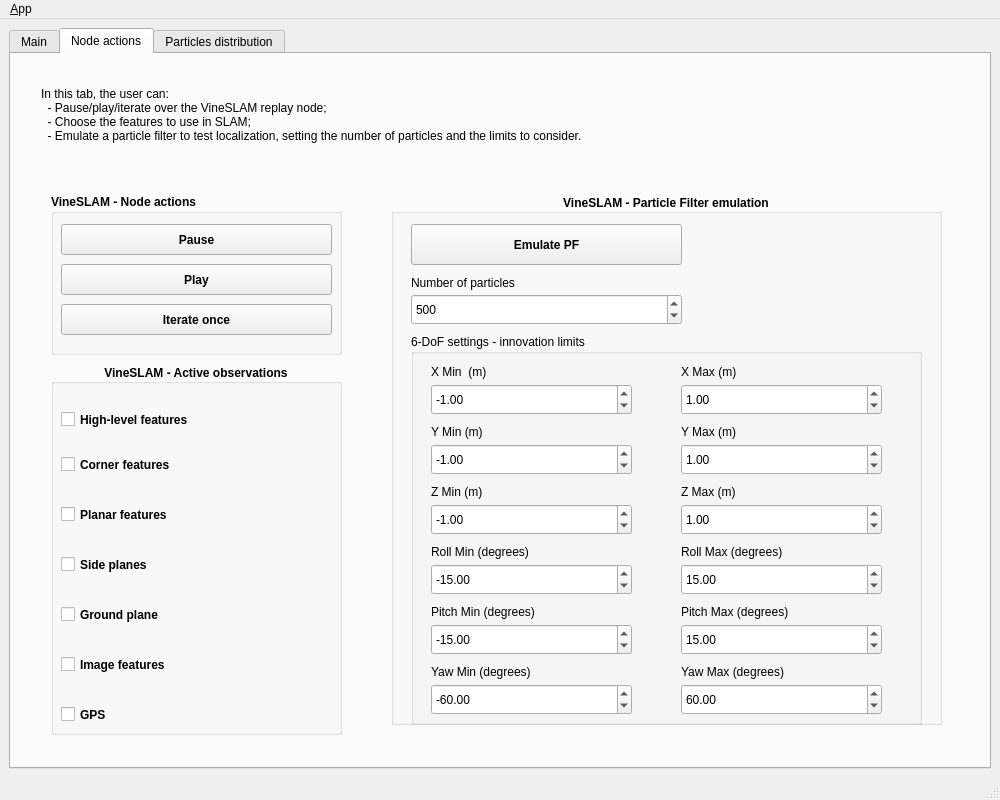
Before: the Qt Designer form vineslam_report/ui/main_window.ui in MikHut/vineslam, drawn with Qt 5.
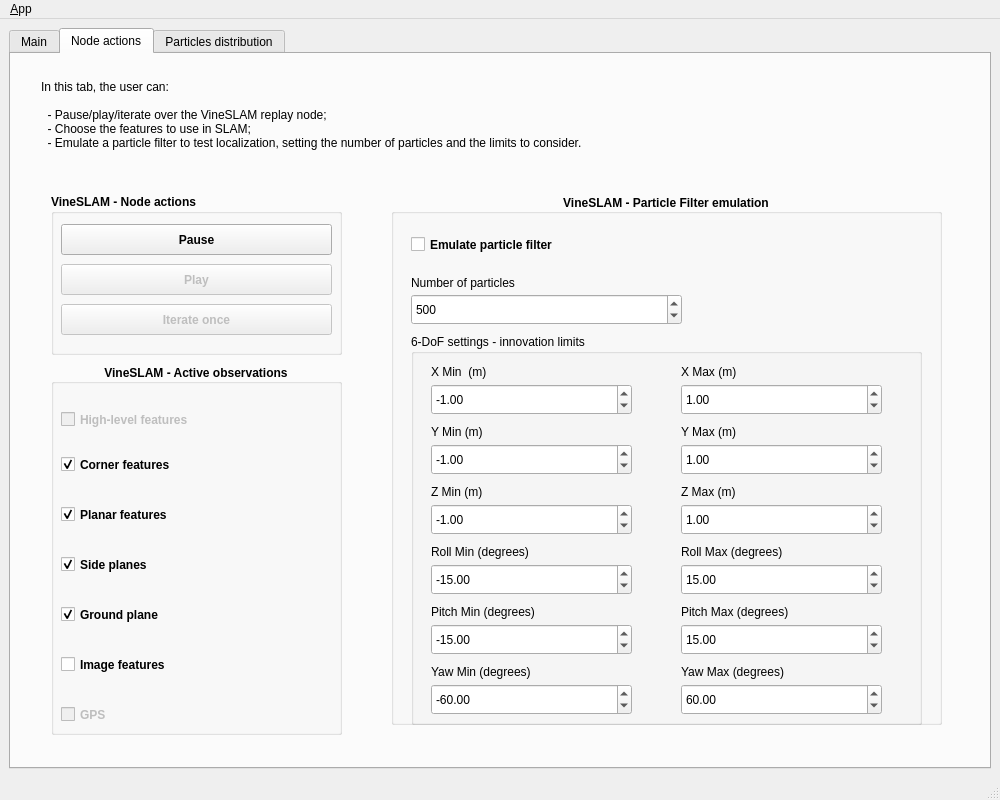
After: the same form once the commit is applied. Icons and pictures are not drawn.

Commit message: (#67) pause, play, iterate once buttons working on gui

The edit to the form file:
```diff
--- a/vineslam_report/ui/main_window.ui
+++ b/vineslam_report/ui/main_window.ui
@@ -163,6 +163,9 @@
          <set>Qt::AlignCenter</set>
         </property>
         <widget class="QCheckBox" name="high_level">
+         <property name="enabled">
+          <bool>false</bool>
+         </property>
          <property name="geometry">
           <rect>
            <x>10</x>
@@ -176,6 +179,9 @@
          </property>
         </widget>
         <widget class="QCheckBox" name="corners">
+         <property name="enabled">
+          <bool>true</bool>
+         </property>
          <property name="geometry">
           <rect>
            <x>10</x>
@@ -187,6 +193,9 @@
          <property name="text">
           <string>Corner features</string>
          </property>
+         <property name="checked">
+          <bool>true</bool>
+         </property>
         </widget>
         <widget class="QCheckBox" name="planar">
          <property name="geometry">
@@ -200,6 +209,9 @@
          <property name="text">
           <string>Planar features</string>
          </property>
+         <property name="checked">
+          <bool>true</bool>
+         </property>
         </widget>
         <widget class="QCheckBox" name="planes">
          <property name="geometry">
@@ -213,6 +225,9 @@
          <property name="text">
           <string>Side planes</string>
          </property>
+         <property name="checked">
+          <bool>true</bool>
+         </property>
         </widget>
         <widget class="QCheckBox" name="ground">
          <property name="geometry">
@@ -226,6 +241,9 @@
          <property name="text">
           <string>Ground plane</string>
          </property>
+         <property name="checked">
+          <bool>true</bool>
+         </property>
         </widget>
         <widget class="QCheckBox" name="image_features">
          <property name="geometry">
@@ -241,6 +259,9 @@
          </property>
         </widget>
         <widget class="QCheckBox" name="gps">
+         <property name="enabled">
+          <bool>false</bool>
+         </property>
          <property name="geometry">
           <rect>
            <x>10</x>
@@ -694,19 +715,6 @@
           <number>500</number>
          </property>
         </widget>
-        <widget class="QPushButton" name="emulate_pf">
-         <property name="geometry">
-          <rect>
-           <x>20</x>
-           <y>30</y>
-           <width>271</width>
-           <height>41</height>
-          </rect>
-         </property>
-         <property name="text">
-          <string>Emulate PF</string>
-         </property>
-        </widget>
         <widget class="QLabel" name="label_26">
          <property name="geometry">
           <rect>
@@ -726,6 +734,19 @@
           <string>Number of particles</string>
          </property>
         </widget>
+        <widget class="QCheckBox" name="emulate_pf">
+         <property name="geometry">
+          <rect>
+           <x>20</x>
+           <y>30</y>
+           <width>271</width>
+           <height>41</height>
+          </rect>
+         </property>
+         <property name="text">
+          <string>Emulate particle filter</string>
+         </property>
+        </widget>
        </widget>
        <widget class="QLabel" name="description_actions">
         <property name="geometry">
@@ -738,6 +759,7 @@
         </property>
         <property name="text">
          <string>In this tab, the user can:
+
   - Pause/play/iterate over the VineSLAM replay node;
   - Choose the features to use in SLAM;
   - Emulate a particle filter to test localization, setting the number of particles and the limits to consider.</string>
@@ -777,7 +799,10 @@
           <string>Pause</string>
          </property>
         </widget>
-        <widget class="QPushButton" name="play">
+        <widget class="QPushButton" name="button_play">
+         <property name="enabled">
+          <bool>false</bool>
+         </property>
          <property name="geometry">
           <rect>
            <x>10</x>
@@ -789,8 +814,14 @@
          <property name="text">
           <string>Play</string>
          </property>
+         <property name="checkable">
+          <bool>false</bool>
+         </property>
         </widget>
-        <widget class="QPushButton" name="iterate">
+        <widget class="QPushButton" name="button_iterate">
+         <property name="enabled">
+          <bool>false</bool>
+         </property>
          <property name="geometry">
           <rect>
            <x>10</x>
```
Left out of the diff: 2 changed lines with no effect on the pictures. The commit also changes 11 other files.
